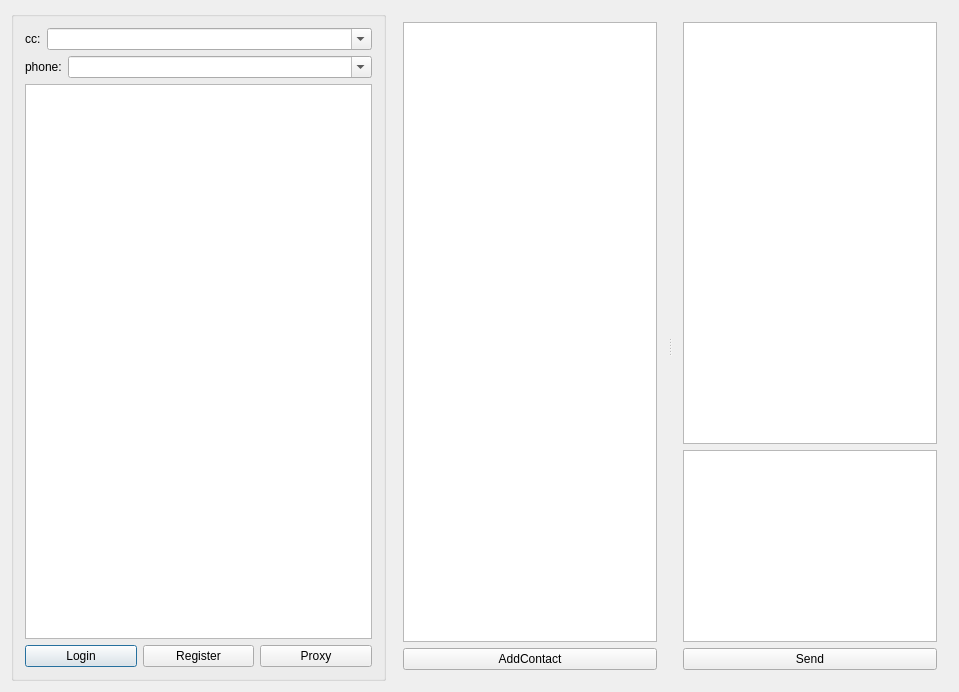
Qt form demo/dialog.ui (Whatsapp-Protocol/Gorgeous-Whatsapp) before a commit.
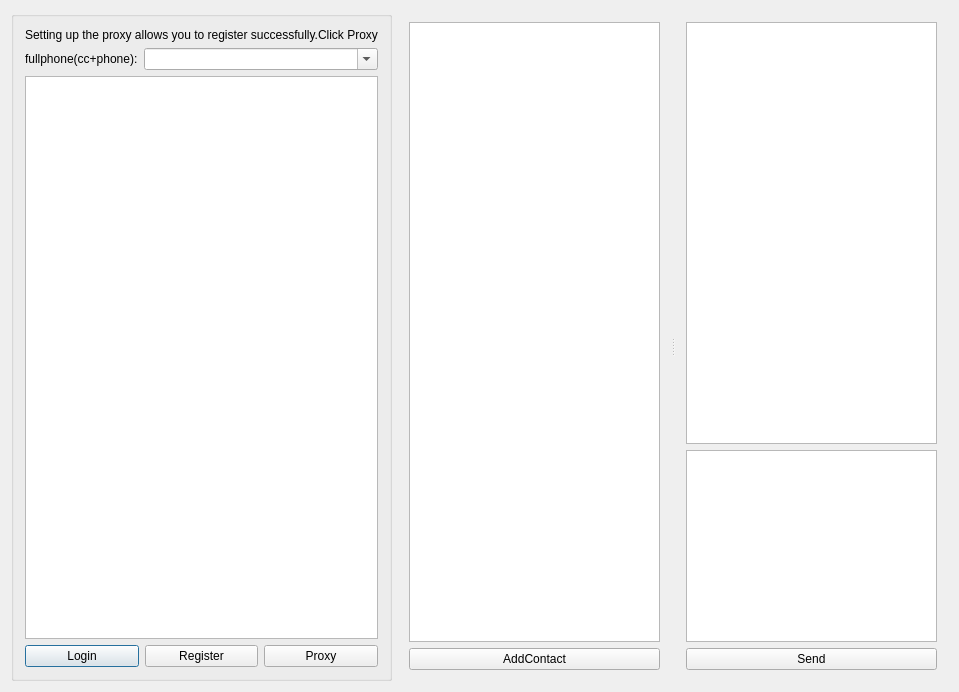
The same form after that commit.

Patch:
```diff
--- a/demo/dialog.ui
+++ b/demo/dialog.ui
@@ -24,34 +24,26 @@
      </property>
      <layout class="QVBoxLayout" name="verticalLayout_2">
       <item>
-       <layout class="QHBoxLayout" name="horizontalLayout" stretch="0,1">
-        <item>
-         <widget class="QLabel" name="label">
-          <property name="text">
-           <string>cc:</string>
-          </property>
-         </widget>
-        </item>
-        <item>
-         <widget class="QComboBox" name="ccs">
-          <property name="editable">
-           <bool>true</bool>
-          </property>
-         </widget>
-        </item>
-       </layout>
+       <widget class="QLabel" name="label_3">
+        <property name="text">
+         <string>Setting up the proxy allows you to register successfully.Click Proxy</string>
+        </property>
+       </widget>
       </item>
       <item>
-       <layout class="QHBoxLayout" name="horizontalLayout_2" stretch="0,1">
+       <layout class="QHBoxLayout" name="horizontalLayout" stretch="0,1">
         <item>
-         <widget class="QLabel" name="label_2">
+         <widget class="QLabel" name="label">
           <property name="text">
-           <string>phone:</string>
+           <string>fullphone(cc+phone):</string>
           </property>
          </widget>
         </item>
         <item>
-         <widget class="QComboBox" name="phones">
+         <widget class="QComboBox" name="fullphone">
+          <property name="toolTip">
+           <string>8613595465445</string>
+          </property>
           <property name="editable">
            <bool>true</bool>
           </property>
```
